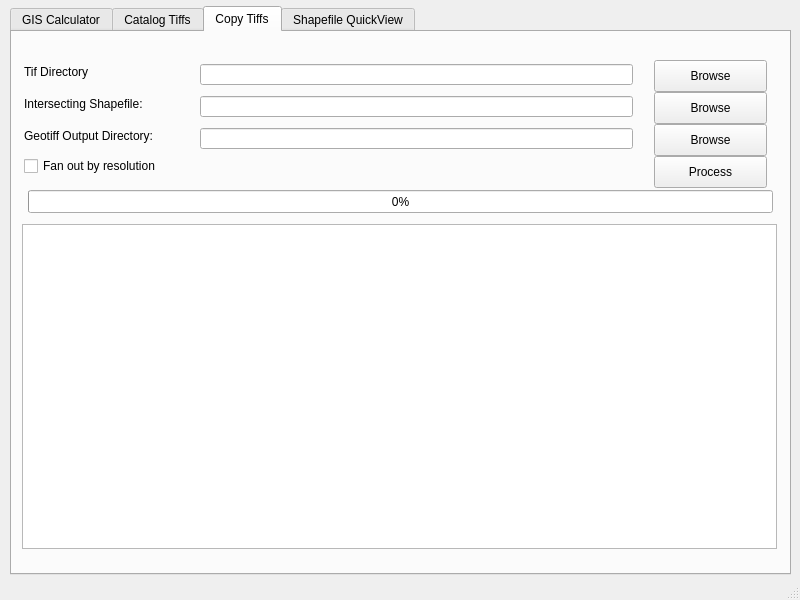
Old version of the form gisHelperGui.ui in the repository minorsecond/GIS-Helper.
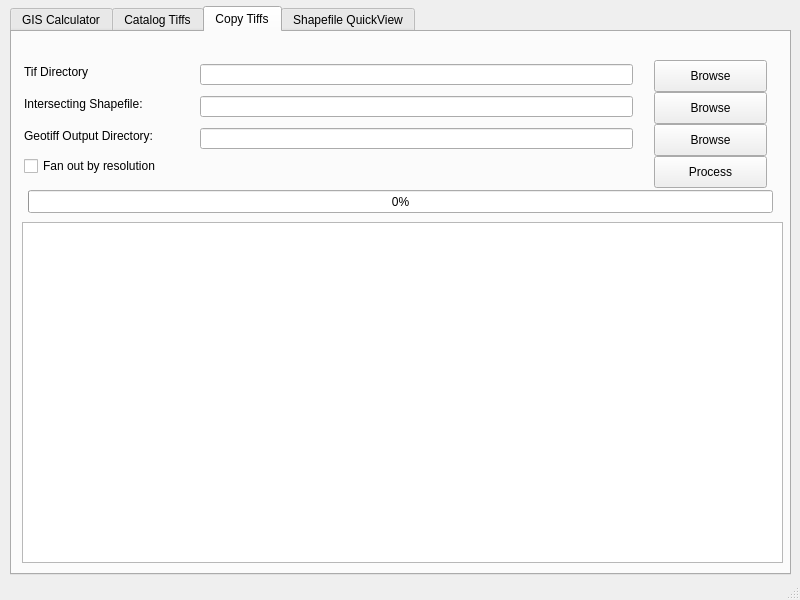
New version of the form.

Commit message: Update copy tiff output table

Diff of the .ui file:
```diff
--- a/gisHelperGui.ui
+++ b/gisHelperGui.ui
@@ -908,19 +908,6 @@
        <string>Fan out by resolution</string>
       </property>
      </widget>
-     <widget class="QTextEdit" name="catalogTiffOutputWindow_2">
-      <property name="geometry">
-       <rect>
-        <x>10</x>
-        <y>192</y>
-        <width>755</width>
-        <height>325</height>
-       </rect>
-      </property>
-      <property name="readOnly">
-       <bool>true</bool>
-      </property>
-     </widget>
      <widget class="QProgressBar" name="progressBar">
       <property name="geometry">
        <rect>
@@ -947,6 +934,16 @@
        <string>Process</string>
       </property>
      </widget>
+     <widget class="QTableWidget" name="copyTiffOutputWindow">
+      <property name="geometry">
+       <rect>
+        <x>10</x>
+        <y>190</y>
+        <width>761</width>
+        <height>341</height>
+       </rect>
+      </property>
+     </widget>
     </widget>
     <widget class="QWidget" name="qkShp">
      <attribute name="title">
```
The commit also changes 2 other files.
